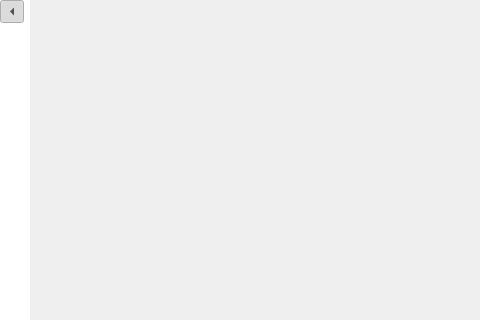
Above: src/bsdd_gui/plugins/graph_viewer/module/settings/qt/Widget.ui from c-mellueh/bSDD-Toolkit before the change; both pictures show x 0 to 480 and y 0 to 320 of the 772 by 942 pixel window. Below: the same form after it.
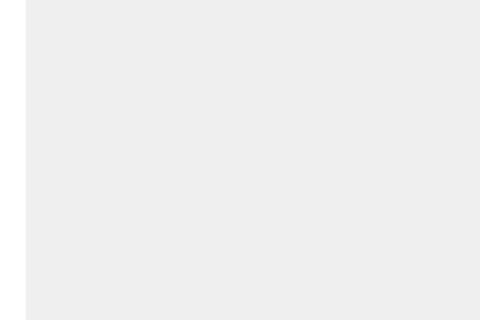
That is the form after the change.

Commit message: improve expand button

```diff
--- a/src/bsdd_gui/plugins/graph_viewer/module/settings/qt/Widget.ui
+++ b/src/bsdd_gui/plugins/graph_viewer/module/settings/qt/Widget.ui
@@ -18,6 +18,9 @@
                 background: transparent; }</string>
   </property>
   <layout class="QHBoxLayout" name="horizontalLayout">
+   <property name="spacing">
+    <number>3</number>
+   </property>
    <property name="leftMargin">
     <number>0</number>
    </property>
@@ -37,17 +40,30 @@
        <property name="toolTip">
         <string>Show/Hide Settings</string>
        </property>
+       <property name="styleSheet">
+        <string notr="true">QToolButton {
+    background: transparent;
+    border: none;
+    padding: 0px;
+}</string>
+       </property>
        <property name="text">
-        <string>...</string>
+        <string/>
+       </property>
+       <property name="iconSize">
+        <size>
+         <width>20</width>
+         <height>20</height>
+        </size>
        </property>
        <property name="checkable">
         <bool>true</bool>
        </property>
        <property name="checked">
-        <bool>true</bool>
+        <bool>false</bool>
        </property>
        <property name="arrowType">
-        <enum>Qt::ArrowType::LeftArrow</enum>
+        <enum>Qt::ArrowType::NoArrow</enum>
        </property>
       </widget>
      </item>
@@ -82,11 +98,11 @@
        <rect>
         <x>0</x>
         <y>0</y>
-        <width>741</width>
+        <width>744</width>
         <height>942</height>
        </rect>
       </property>
-      <layout class="QVBoxLayout" name="scroll_layout" stretch="">
+      <layout class="QVBoxLayout" name="scroll_layout">
        <property name="spacing">
         <number>8</number>
        </property>
```
The commit also changes 4 other files.
